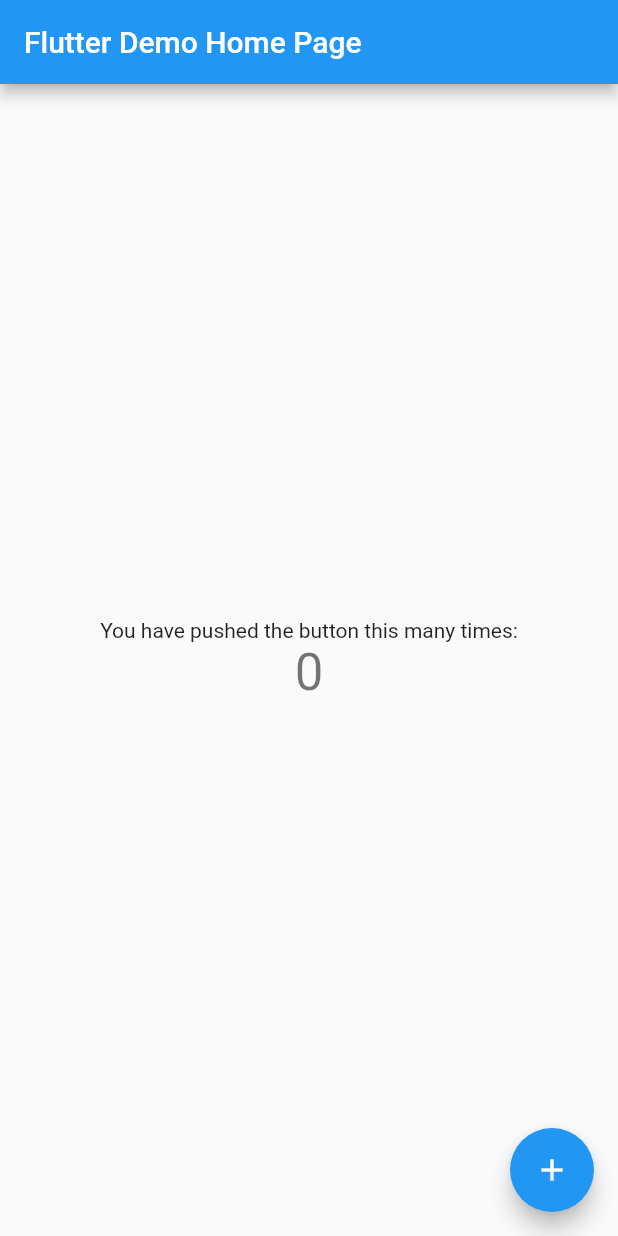
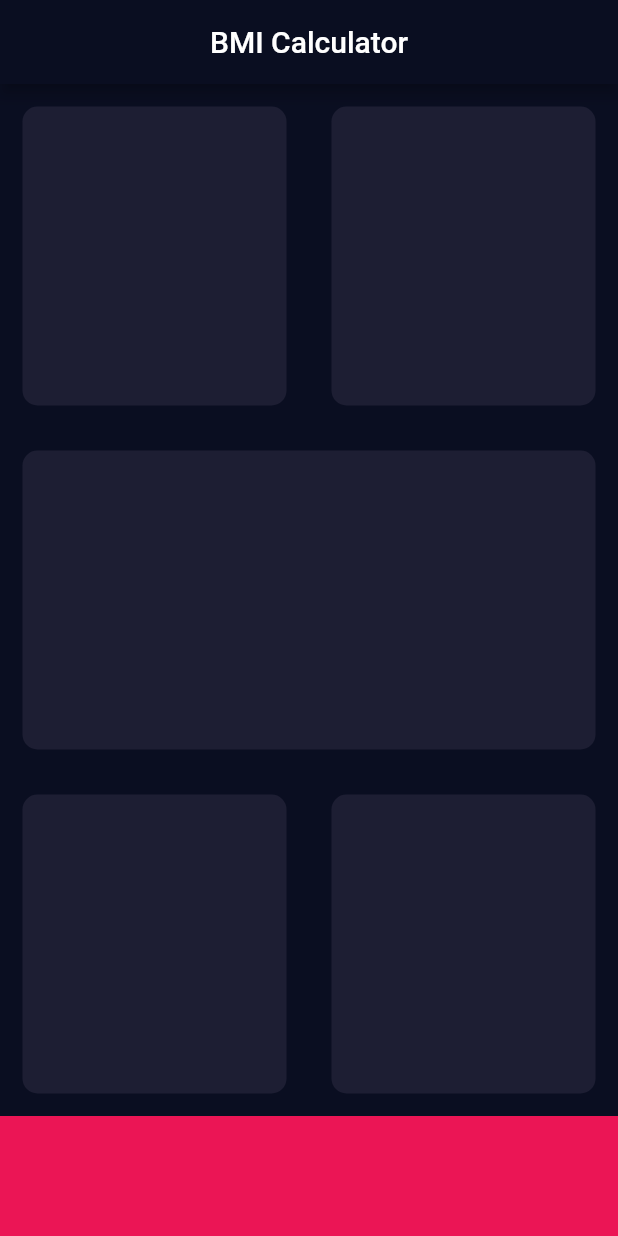
Before and after one commit to Kunal4now/bmi-calculator, a Flutter app: the screen it shows after launch, on a phone screen of 412 x 824 dp. Run offline on Flutter 3.47's test engine with Material 2 defaults, Android fonts, the phone set to English and light mode, and no system bars.

Commit message:
Added the basic layout

```diff
--- /dev/null
+++ b/lib/input_page.dart
@@ -0,0 +1,85 @@
+import 'package:flutter/material.dart';
+
+const bottomContainerHeight = 80.0;
+const Color cardColour = Color(0xFF1D1E33);
+const Color bottomContainerColour = Color(0xFFEB1555);
+
+
+class InputPage extends StatefulWidget {
+  const InputPage({Key key}) : super(key: key);
+
+  @override
+  _InputPageState createState() => _InputPageState();
+}
+
+class _InputPageState extends State<InputPage> {
+  @override
+  Widget build(BuildContext context) {
+    return Scaffold(
+      appBar: AppBar(
+        title: Center(
+          child: Text('BMI Calculator'),
+        ),
+      ),
+      body: Column(
+        children: <Widget>[
+          Expanded(
+            child: Row(
+              children: <Widget>[
+                Expanded(
+                  child: ReusableCard(colour: cardColour),
+                ),
+                Expanded(
+                  child: ReusableCard(colour: cardColour),
+                ),
+              ],
+            ),
+          ),
+          Expanded(
+            child: Row(
+              children: <Widget>[
+                Expanded(
+                  child: ReusableCard(colour: cardColour),
+                )
+              ],
+            ),
+          ),
+          Expanded(
+            child: Row(
+              children: <Widget>[
+                Expanded(
+                  child: ReusableCard(colour: cardColour),
+                ),
+                Expanded(
+                  child: ReusableCard(colour: cardColour),
+                ),
+              ],
+            ),
+          ),
+          Container(
+            color: bottomContainerColour,
+            height: bottomContainerHeight,
+            width: double.infinity,
+          ),
+        ],
+      ),
+    );
+  }
+}
+
+class ReusableCard extends StatelessWidget {
+
+  ReusableCard({@required this.colour});
+
+  final Color colour;
+  @override
+  Widget build(BuildContext context) {
+    return Container(
+      margin: EdgeInsets.all(15.0),
+      decoration: BoxDecoration(
+        color: colour,
+        borderRadius: BorderRadius.circular(10.0),
+      ),
+    );
+  }
+}
--- a/lib/main.dart
+++ b/lib/main.dart
@@ -1,113 +1,21 @@
 import 'package:flutter/material.dart';
+import 'package:bmi_calculator/input_page.dart';
 
 void main() {
-  runApp(MyApp());
+  runApp(BMICalculator());
 }
 
-class MyApp extends StatelessWidget {
-  // This widget is the root of your application.
+class BMICalculator extends StatelessWidget {
+  const BMICalculator({Key key}) : super(key: key);
+
   @override
   Widget build(BuildContext context) {
     return MaterialApp(
-      title: 'Flutter Demo',
-      theme: ThemeData(
-        // This is the theme of your application.
-        //
-        // Try running your application with "flutter run". You'll see the
-        // application has a blue toolbar. Then, without quitting the app, try
-        // changing the primarySwatch below to Colors.green and then invoke
-        // "hot reload" (press "r" in the console where you ran "flutter run",
-        // or simply save your changes to "hot reload" in a Flutter IDE).
-        // Notice that the counter didn't reset back to zero; the application
-        // is not restarted.
-        primarySwatch: Colors.blue,
+      theme: ThemeData.dark().copyWith(
+        primaryColor: Color(0xFF0A0E21),
+        scaffoldBackgroundColor: Color(0xFF0A0E21),
       ),
-      home: MyHomePage(title: 'Flutter Demo Home Page'),
+      home: InputPage(),
     );
   }
 }
-
-class MyHomePage extends StatefulWidget {
-  MyHomePage({Key key, this.title}) : super(key: key);
-
-  // This widget is the home page of your application. It is stateful, meaning
-  // that it has a State object (defined below) that contains fields that affect
-  // how it looks.
-
-  // This class is the configuration for the state. It holds the values (in this
-  // case the title) provided by the parent (in this case the App widget) and
-  // used by the build method of the State. Fields in a Widget subclass are
-  // always marked "final".
-
-  final String title;
-
-  @override
-  _MyHomePageState createState() => _MyHomePageState();
-}
-
-class _MyHomePageState extends State<MyHomePage> {
-  int _counter = 0;
-
-  void _incrementCounter() {
-    setState(() {
-      // This call to setState tells the Flutter framework that something has
-      // changed in this State, which causes it to rerun the build method below
-      // so that the display can reflect the updated values. If we changed
-      // _counter without calling setState(), then the build method would not be
-      // called again, and so nothing would appear to happen.
-      _counter++;
-    });
-  }
-
-  @override
-  Widget build(BuildContext context) {
-    // This method is rerun every time setState is called, for instance as done
-    // by the _incrementCounter method above.
-    //
-    // The Flutter framework has been optimized to make rerunning build methods
-    // fast, so that you can just rebuild anything that needs updating rather
-    // than having to individually change instances of widgets.
-    return Scaffold(
-      appBar: AppBar(
-        // Here we take the value from the MyHomePage object that was created by
-        // the App.build method, and use it to set our appbar title.
-        title: Text(widget.title),
-      ),
-      body: Center(
-        // Center is a layout widget. It takes a single child and positions it
-        // in the middle of the parent.
-        child: Column(
-          // Column is also a layout widget. It takes a list of children and
-          // arranges them vertically. By default, it sizes itself to fit its
-          // children horizontally, and tries to be as tall as its parent.
-          //
-          // Invoke "debug painting" (press "p" in the console, choose the
-          // "Toggle Debug Paint" action from the Flutter Inspector in Android
-          // Studio, or the "Toggle Debug Paint" command in Visual Studio Code)
-          // to see the wireframe for each widget.
-          //
-          // Column has various properties to control how it sizes itself and
-          // how it positions its children. Here we use mainAxisAlignment to
-          // center the children vertically; the main axis here is the vertical
-          // axis because Columns are vertical (the cross axis would be
-          // horizontal).
-          mainAxisAlignment: MainAxisAlignment.center,
-          children: <Widget>[
-            Text(
-              'You have pushed the button this many times:',
-            ),
-            Text(
-              '$_counter',
-              style: Theme.of(context).textTheme.headline4,
-            ),
-          ],
-        ),
-      ),
-      floatingActionButton: FloatingActionButton(
-        onPressed: _incrementCounter,
-        tooltip: 'Increment',
-        child: Icon(Icons.add),
-      ), // This trailing comma makes auto-formatting nicer for build methods.
-    );
-  }
-}
```
